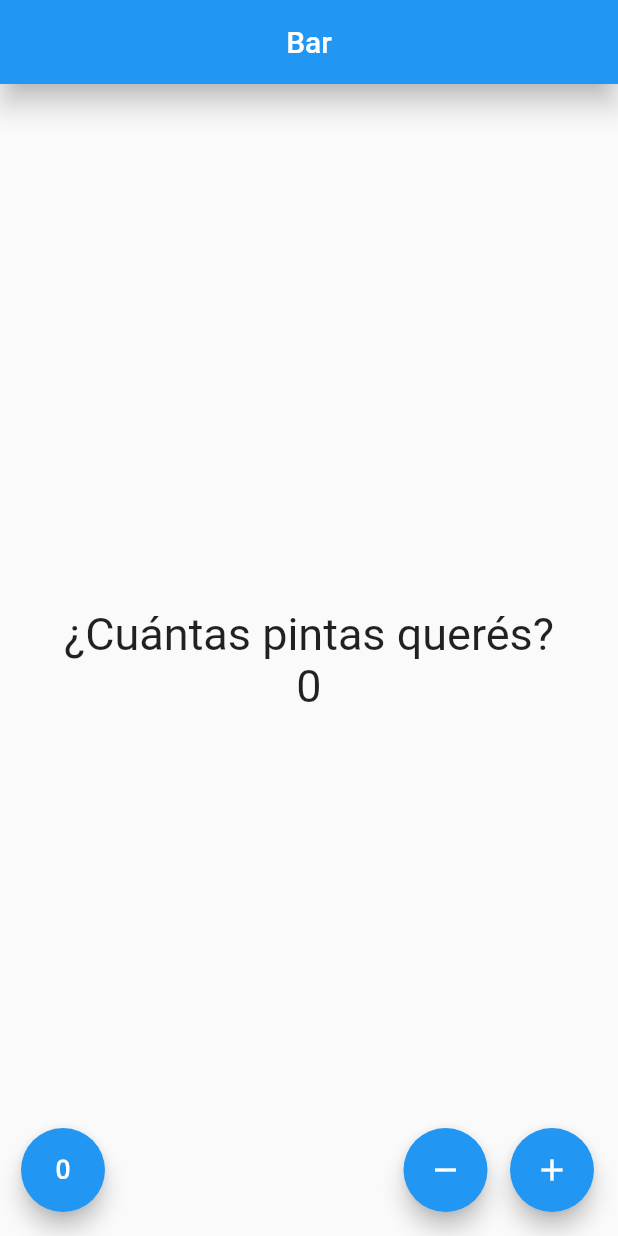
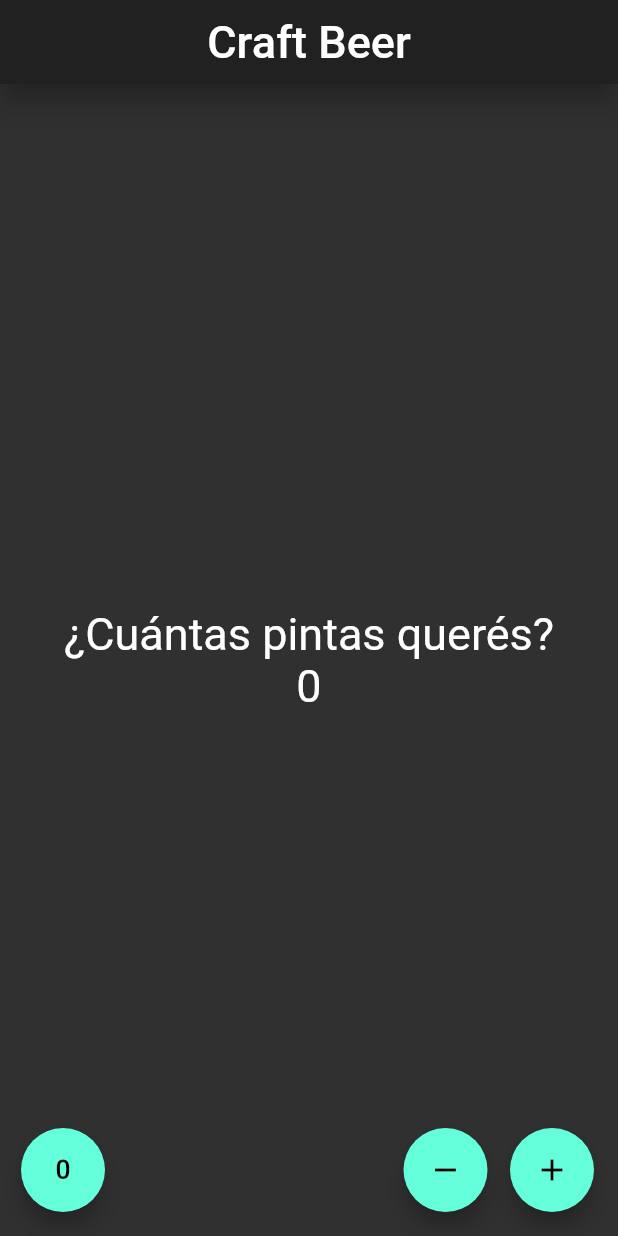
Before and after one commit to marcosihe/counter_using_flutter, a Flutter app: the screen it shows after launch, on a phone screen of 412 x 824 dp. Run offline on Flutter 3.47's test engine with Material 2 defaults, Android fonts, the phone set to English and light mode, and no system bars.

Commit message:
Se agrego el theme dark() en el archivo app.dart y se modifico el tamano del titulo y su nombre en el archivo contador_page.dart.

```diff
--- a/lib/src/app.dart
+++ b/lib/src/app.dart
@@ -8,6 +8,7 @@ class MyApp extends StatelessWidget {
   @override
   Widget build(BuildContext context) {
     return MaterialApp(
+      theme: ThemeData.dark(),
       debugShowCheckedModeBanner: false,
       home: Center(
         //child: HomePage(),
--- a/lib/src/pages/contador_page.dart
+++ b/lib/src/pages/contador_page.dart
@@ -12,7 +12,7 @@ class _ContadorPageState extends State<ContadorPage> {
   Widget build(BuildContext context) {
     return Scaffold(
         appBar: AppBar(
-          title: Text('Bar'),
+          title: Text('Craft Beer', style: _estiloTexto),
           centerTitle: true,
           elevation: 7.5,
         ),
```
